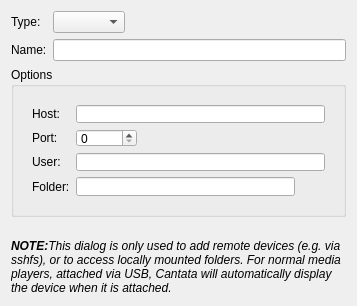
First picture: the form in devices/remotedevicepropertieswidget.ui, repository polpo/cantata-mac, before the edit.
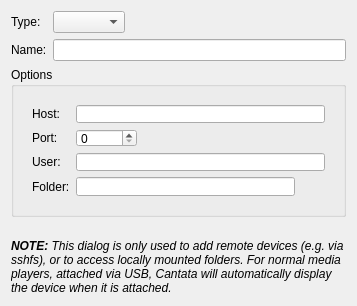
Second picture: the form after the edit. Custom widgets are drawn as their Qt base class.

Commit message: - Update Korean translation - Add space between "NOTE:" and contents.

```diff
--- a/devices/remotedevicepropertieswidget.ui
+++ b/devices/remotedevicepropertieswidget.ui
@@ -176,7 +176,7 @@
       </sizepolicy>
      </property>
      <property name="text">
-      <string>&lt;i&gt;&lt;b&gt;NOTE:&lt;/b&gt;This dialog is only used to add remote devices (e.g. via sshfs), or to access locally mounted folders. For normal media players, attached via USB, Cantata will automatically display the device when it is attached.&lt;/i&gt;</string>
+      <string>&lt;i&gt;&lt;b&gt;NOTE:&lt;/b&gt; This dialog is only used to add remote devices (e.g. via sshfs), or to access locally mounted folders. For normal media players, attached via USB, Cantata will automatically display the device when it is attached.&lt;/i&gt;</string>
      </property>
      <property name="alignment">
       <set>Qt::AlignLeading|Qt::AlignLeft|Qt::AlignTop</set>
```
The commit also changes 6 other files.
